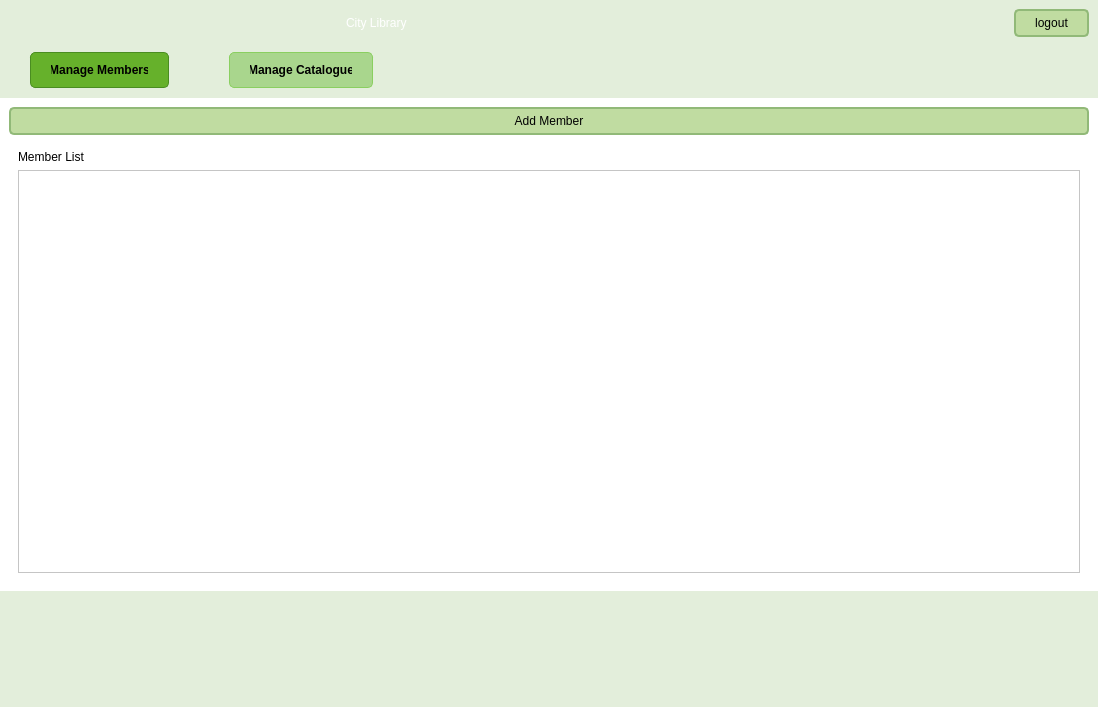
The window that viewAdminDashboard.ui (Mr-Beastman/CS106_A2) describes before a commit, drawn with Qt 5.
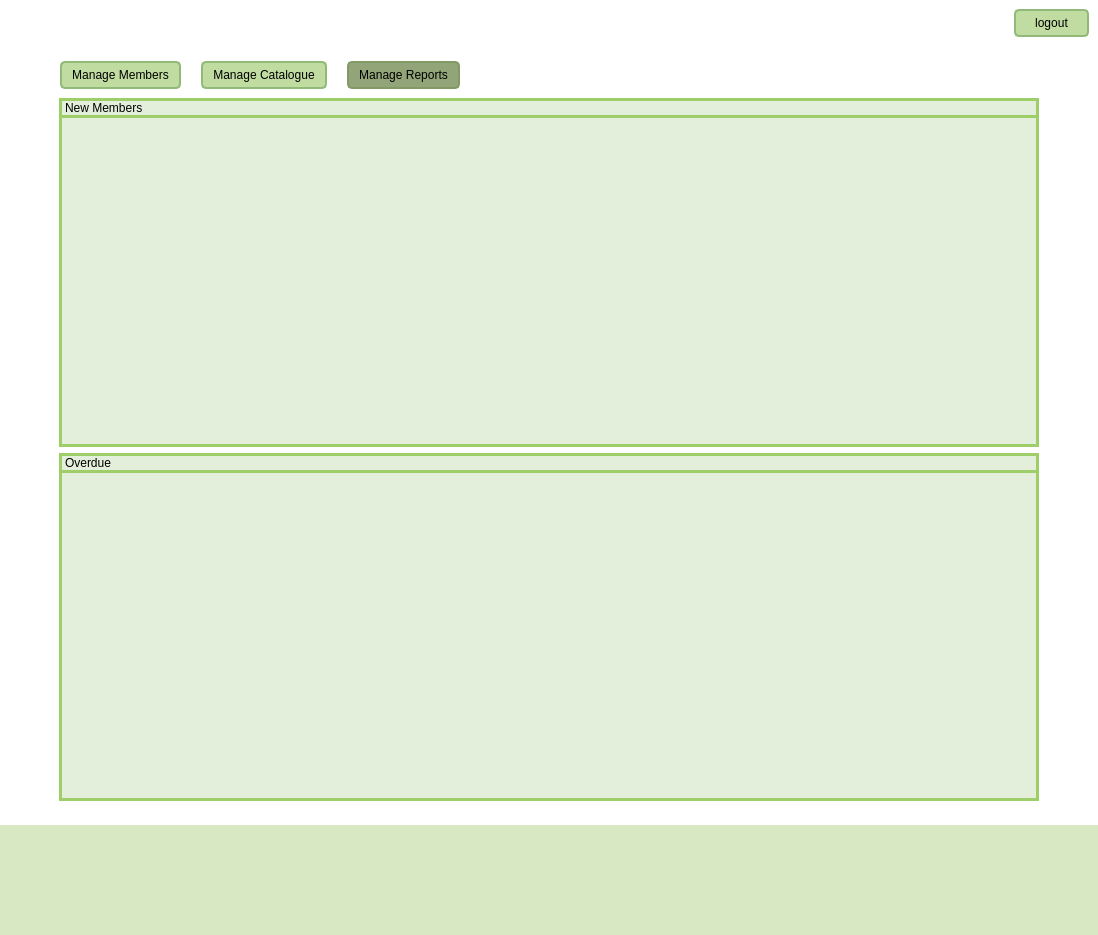
The same window after the commit. The open tabs and pages were chosen to show the change. Icons and pictures are not drawn.

Commit message:
add basic report features
Have readded in the report section undermembers. This allows for extended fucntionality.
Numerous bug fixes have also been completed.

```diff
--- a/viewAdminDashboard.ui
+++ b/viewAdminDashboard.ui
@@ -7,7 +7,7 @@
     <x>0</x>
     <y>0</y>
     <width>1098</width>
-    <height>707</height>
+    <height>935</height>
    </rect>
   </property>
   <property name="windowTitle">
@@ -54,7 +54,7 @@
     <widget class="QWidget" name="background" native="true">
      <property name="styleSheet">
       <string notr="true">#background{
-	background-color: rgb(227, 238, 219);
+	background-color: rgb(255, 255, 255);
 }</string>
      </property>
      <layout class="QVBoxLayout" name="verticalLayout_6">
@@ -143,6 +143,15 @@
        </widget>
       </item>
       <item>
+       <widget class="QWidget" name="pageLayout" native="true">
+        <layout class="QVBoxLayout" name="verticalLayout_3">
+         <property name="leftMargin">
+          <number>50</number>
+         </property>
+         <property name="rightMargin">
+          <number>50</number>
+         </property>
+         <item>
        <widget class="QTabWidget" name="adminTabs">
         <property name="styleSheet">
          <string notr="true">QTabWidget {
@@ -151,33 +160,37 @@
 
 QTabWidget::pane {
     border: none;
-	
-	background-color: rgb(255, 255, 255);
+    background-color: rgb(255, 255, 255);
 }
 
 QTabBar::tab {
-    background-color: rgb(158, 206, 104);
-    color: black;
-    padding: 10px 20px;
-    border: 1px solid rgb(138, 207, 96);
+    padding: 5px 10px; 
     border-radius: 5px;
-    margin-left: 30px;
-    margin-right: 30px;
-	margin-bottom: 10px;
-    font-weight: bold;
+    outline: none;
+    color: rgb(0, 0, 0);
+    font: 700 9pt &quot;Segoe UI&quot;; 
+    background-color: rgb(192, 220, 161);
+    border: 2px solid rgb(145, 185, 120);
+    margin-left: 10px; 
+    margin-right: 10px; 
 }
 
 QTabBar::tab:hover {
-    background-color: rgb(118, 193, 68);
+    background-color: rgb(161, 184, 135);
+    border: 2px solid rgb(130, 165, 110);
 }
 
 QTabBar::tab:selected {
-    background-color: rgb(102, 177, 43);
-    border-color: rgb(74, 141, 33);
+    background-color: rgb(145, 165, 120);
+    border: 2px solid rgb(130, 155, 100);
 }
 
 QTabBar::tab:!selected {
-    background-color: rgb(169, 214, 141);
+    background-color: rgb(192, 220, 161);
+}
+
+QTabBar {
+    spacing: 0px; 
 }
 
 QTabWidget::indicator {
@@ -187,7 +200,7 @@
 </string>
         </property>
         <property name="currentIndex">
-         <number>0</number>
+            <number>2</number>
         </property>
         <widget class="QWidget" name="accountTab">
          <property name="styleSheet">
@@ -219,34 +232,78 @@
            <widget class="QWidget" name="memberLayout" native="true">
             <property name="styleSheet">
              <string notr="true">#memberLayout{
-	background-color: rgb(255, 255, 255);
+	background-color: rgb(227, 238, 219);
+	border: 3px solid;
+	border-color: rgb(158, 206, 104);
 }</string>
             </property>
-            <layout class="QVBoxLayout" name="memberDisplayLayout">
+               <layout class="QVBoxLayout" name="verticalLayout_9">
+                <property name="spacing">
+                 <number>0</number>
+                </property>
+                <property name="leftMargin">
+                 <number>0</number>
+                </property>
+                <property name="topMargin">
+                 <number>0</number>
+                </property>
+                <property name="rightMargin">
+                 <number>0</number>
+                </property>
+                <property name="bottomMargin">
+                 <number>0</number>
+                </property>
              <item>
               <widget class="QLabel" name="memberListLabel">
+                  <property name="minimumSize">
+                   <size>
+                    <width>0</width>
+                    <height>0</height>
+                   </size>
+                  </property>
                <property name="styleSheet">
                 <string notr="true">#memberListLabel{
 	color: rgb(0, 0, 0);
 	font: 700 12pt &quot;Segoe UI&quot;;
+	border: 3px solid;
+	border-color: rgb(158, 206, 104);
 }</string>
                </property>
                <property name="text">
                 <string>Member List</string>
                </property>
-              </widget>
-             </item>
+                  <property name="margin">
+                   <number>5</number>
+                  </property>
+                 </widget>
+                </item>
+                <item>
+                 <widget class="QWidget" name="membersListLayout" native="true">
+                  <layout class="QVBoxLayout" name="verticalLayout_8">
+                   <property name="leftMargin">
+                    <number>3</number>
+                   </property>
+                   <property name="topMargin">
+                    <number>0</number>
+                   </property>
+                   <property name="rightMargin">
+                    <number>3</number>
+                   </property>
+                   <property name="bottomMargin">
+                    <number>3</number>
+                   </property>
              <item>
               <widget class="QListWidget" name="membersList">
                <property name="styleSheet">
                 <string notr="true">#membersList{
-	font: 12pt &quot;Segoe UI&quot;;
-	background-color: rgb(255, 255, 255);
+    font: 700 9pt &quot;Segoe UI&quot;; 
 	color: rgb(0, 0, 0);
+	background-color: rgb(227, 238, 219);
+	border: 0px;
 }
 
 #membersList::item {
-    color: rgb(0, 0, 0);
+	color: rgb(0, 0, 0);
 }
 
 #membersList::item::hover{
@@ -267,6 +324,9 @@
           </item>
          </layout>
         </widget>
+             </item>
+            </layout>
+           </widget>
         <widget class="QWidget" name="catalogueTab">
          <property name="styleSheet">
           <string notr="true">#catalogueTab{
@@ -276,9 +336,7 @@
          <attribute name="title">
           <string>Manage Catalogue</string>
          </attribute>
-         <layout class="QHBoxLayout" name="horizontalLayout_3">
-          <item>
-           <layout class="QVBoxLayout" name="searchLayout">
+            <layout class="QVBoxLayout" name="verticalLayout_4">
             <item>
              <widget class="QPushButton" name="addButton">
               <property name="minimumSize">
@@ -288,12 +346,7 @@
                </size>
               </property>
               <property name="styleSheet">
-               <string notr="true">#addButton{
-	color: rgb(0, 0, 0);
-	font: 700 9pt &quot;Segoe UI&quot;;
-	border: 1px solid;
-	background-color: rgb(192, 220, 161);
-}</string>
+                <string notr="true"/>
               </property>
               <property name="text">
                <string>Add Book</string>
@@ -301,23 +354,72 @@
              </widget>
             </item>
             <item>
+              <widget class="QWidget" name="catalogueLayout" native="true">
+               <property name="styleSheet">
+                <string notr="true">#catalogueLayout{
+	border: 3px solid;
+	border-color: rgb(158, 206, 104);
+	
+	background-color: rgb(227, 238, 219);
+}</string>
+               </property>
+               <layout class="QVBoxLayout" name="verticalLayout_5">
+                <property name="leftMargin">
+                 <number>0</number>
+                </property>
+                <property name="topMargin">
+                 <number>0</number>
+                </property>
+                <property name="rightMargin">
+                 <number>0</number>
+                </property>
+                <property name="bottomMargin">
+                 <number>0</number>
+                </property>
+                <item>
              <widget class="QLabel" name="catalogueLabel">
               <property name="styleSheet">
                <string notr="true">#catalogueLabel{
 	color: rgb(0, 0, 0);
 	font: 700 12pt &quot;Segoe UI&quot;;
+	background-color: rgb(227, 238, 219);
+	border: 3px solid;
+	border-color: rgb(158, 206, 104);
 }</string>
               </property>
               <property name="text">
                <string>Catalogue</string>
               </property>
-             </widget>
-            </item>
+                  <property name="margin">
+                   <number>5</number>
+                  </property>
+                 </widget>
+                </item>
+                <item>
+                 <widget class="QWidget" name="catalogueListLayout" native="true">
+                  <layout class="QVBoxLayout" name="verticalLayout_7">
+                   <property name="leftMargin">
+                    <number>3</number>
+                   </property>
+                   <property name="topMargin">
+                    <number>0</number>
+                   </property>
+                   <property name="rightMargin">
+                    <number>3</number>
+                   </property>
+                   <property name="bottomMargin">
+                    <number>3</number>
+                   </property>
             <item>
              <widget class="QListWidget" name="catalogueList">
+                     <property name="layoutDirection">
+                      <enum>Qt::LayoutDirection::LeftToRight</enum>
+                     </property>
               <property name="styleSheet">
                <string notr="true">#catalogueList{
 	background-color: rgb(255, 255, 255);
+background-color: rgb(227, 238, 219);
+border: 0px;
 }
 
 #catalogueList::item::hover{
@@ -331,9 +433,354 @@
              </widget>
             </item>
            </layout>
+                 </widget>
           </item>
          </layout>
         </widget>
+             </item>
+            </layout>
+           </widget>
+           <widget class="QWidget" name="reportTab">
+            <property name="styleSheet">
+             <string notr="true">#reportTab{
+	background-color: rgb(255, 255, 255);
+}</string>
+            </property>
+            <attribute name="title">
+             <string>Manage Reports</string>
+            </attribute>
+            <layout class="QVBoxLayout" name="verticalLayout_18">
+             <item>
+              <widget class="QWidget" name="newMemberContent" native="true">
+               <property name="sizePolicy">
+                <sizepolicy hsizetype="Expanding" vsizetype="Expanding">
+                 <horstretch>0</horstretch>
+                 <verstretch>0</verstretch>
+                </sizepolicy>
+               </property>
+               <property name="styleSheet">
+                <string notr="true">#newMemberContent{
+	border: 3px solid;
+	border-color: rgb(158, 206, 104);
+	background-color: rgb(227, 238, 219);
+}
+
+#newMemberContent * {
+	color: rgb(0, 0, 0);
+}
+</string>
+               </property>
+               <layout class="QVBoxLayout" name="verticalLayout_13" stretch="0,2">
+                <property name="spacing">
+                 <number>6</number>
+                </property>
+                <property name="leftMargin">
+                 <number>0</number>
+                </property>
+                <property name="topMargin">
+                 <number>0</number>
+                </property>
+                <property name="rightMargin">
+                 <number>0</number>
+                </property>
+                <property name="bottomMargin">
+                 <number>0</number>
+                </property>
+                <item>
+                 <widget class="QLabel" name="newMemberLabel">
+                  <property name="sizePolicy">
+                   <sizepolicy hsizetype="Expanding" vsizetype="Expanding">
+                    <horstretch>0</horstretch>
+                    <verstretch>0</verstretch>
+                   </sizepolicy>
+                  </property>
+                  <property name="styleSheet">
+                   <string notr="true">#newMemberLabel {
+	font: 700 12pt &quot;Segoe UI&quot;;
+	border: 3px solid;
+	border-color: rgb(158, 206, 104);
+}</string>
+                  </property>
+                  <property name="text">
+                   <string>New Members</string>
+                  </property>
+                  <property name="margin">
+                   <number>5</number>
+                  </property>
+                 </widget>
+                </item>
+                <item>
+                 <widget class="QWidget" name="newMemberContentLayout" native="true">
+                  <layout class="QVBoxLayout" name="verticalLayout_16">
+                   <property name="leftMargin">
+                    <number>3</number>
+                   </property>
+                   <property name="topMargin">
+                    <number>0</number>
+                   </property>
+                   <property name="rightMargin">
+                    <number>3</number>
+                   </property>
+                   <item>
+                    <widget class="QStackedWidget" name="newMemberStackedWidget">
+                     <property name="styleSheet">
+                      <string notr="true">QStackedWidget {
+    
+	background-color: rgb(227, 238, 219);
+}
+#newMemberPage{
+    background-color: rgb(227, 238, 219);
+}
+#noNewMemberPage{
+    background-color: rgb(227, 238, 219);
+}
+</string>
+                     </property>
+                     <property name="currentIndex">
+                      <number>1</number>
+                     </property>
+                     <widget class="QWidget" name="newMemberPage">
+                      <property name="sizePolicy">
+                       <sizepolicy hsizetype="Preferred" vsizetype="Expanding">
+                        <horstretch>0</horstretch>
+                        <verstretch>0</verstretch>
+                       </sizepolicy>
+                      </property>
+                      <layout class="QVBoxLayout" name="verticalLayout_14">
+                       <property name="spacing">
+                        <number>0</number>
+                       </property>
+                       <property name="leftMargin">
+                        <number>0</number>
+                       </property>
+                       <property name="topMargin">
+                        <number>0</number>
+                       </property>
+                       <property name="rightMargin">
+                        <number>0</number>
+                       </property>
+                       <property name="bottomMargin">
+                        <number>0</number>
+                       </property>
+                       <item>
+                        <widget class="QListWidget" name="newMemberList">
+                         <property name="sizePolicy">
+                          <sizepolicy hsizetype="Expanding" vsizetype="Expanding">
+                           <horstretch>0</horstretch>
+                           <verstretch>0</verstretch>
+                          </sizepolicy>
+                         </property>
+                         <property name="minimumSize">
+                          <size>
+                           <width>0</width>
+                           <height>250</height>
+                          </size>
+                         </property>
+                         <property name="styleSheet">
+                          <string notr="true">#newMemberList{
+	background-color: rgb(227, 238, 219);
+    font: 700 9pt &quot;Segoe UI&quot;; 
+	border: 0px;
+}
+
+#newMemberList::item::hover{
+	background-color: rgb(102, 177, 43);
+}
+
+#newMemberList::item::selected {
+	background-color: rgb(102, 177, 43);
+}</string>
+                         </property>
+                         <property name="isWrapping" stdset="0">
+                          <bool>false</bool>
+                         </property>
+                         <property name="resizeMode">
+                          <enum>QListView::ResizeMode::Adjust</enum>
+                         </property>
+                        </widget>
+                       </item>
+                      </layout>
+                     </widget>
+                     <widget class="QWidget" name="noNewMemberPage">
+                      <property name="maximumSize">
+                       <size>
+                        <width>16777215</width>
+                        <height>50</height>
+                       </size>
+                      </property>
+                      <layout class="QVBoxLayout" name="verticalLayout_15">
+                       <item>
+                        <widget class="QLabel" name="noNewMemberLabel">
+                         <property name="styleSheet">
+                          <string notr="true">#noNewMemberLabel{
+	color: rgb(0, 0, 0);
+	font: 700 20pt &quot;Segoe UI&quot;;
+}</string>
+                         </property>
+                         <property name="text">
+                          <string>No new members at this time</string>
+                         </property>
+                         <property name="alignment">
+                          <set>Qt::AlignmentFlag::AlignLeading|Qt::AlignmentFlag::AlignLeft|Qt::AlignmentFlag::AlignTop</set>
+                         </property>
+                        </widget>
+                       </item>
+                      </layout>
+                     </widget>
+                    </widget>
+                   </item>
+                  </layout>
+                 </widget>
+                </item>
+               </layout>
+              </widget>
+             </item>
+             <item>
+              <widget class="QWidget" name="overdueContent" native="true">
+               <property name="styleSheet">
+                <string notr="true">#overdueContent{
+	border: 3px solid;
+	background-color: rgb(227, 238, 219);
+	border-color: rgb(158, 206, 104);
+}
+
+#overdueContent * {
+	color: rgb(0, 0, 0);
+}</string>
+               </property>
+               <layout class="QVBoxLayout" name="verticalLayout_10">
+                <property name="leftMargin">
+                 <number>0</number>
+                </property>
+                <property name="topMargin">
+                 <number>0</number>
+                </property>
+                <property name="rightMargin">
+                 <number>0</number>
+                </property>
+                <property name="bottomMargin">
+                 <number>0</number>
+                </property>
+                <item>
+                 <widget class="QLabel" name="overdueLabel">
+                  <property name="styleSheet">
+                   <string notr="true">#overdueLabel {
+	font: 700 12pt &quot;Segoe UI&quot;;
+	border: 3px solid;
+	border-color: rgb(158, 206, 104);
+}</string>
+                  </property>
+                  <property name="text">
+                   <string>Overdue</string>
+                  </property>
+                  <property name="margin">
+                   <number>5</number>
+                  </property>
+                 </widget>
+                </item>
+                <item>
+                 <widget class="QWidget" name="overdueContentLayout" native="true">
+                  <layout class="QVBoxLayout" name="verticalLayout_17">
+                   <item>
+                    <widget class="QStackedWidget" name="overduetackedWidget">
+                     <property name="styleSheet">
+                      <string notr="true">QStackedWidget {
+    
+	background-color: rgb(227, 238, 219);
+}
+#overduePage{
+    background-color: rgb(227, 238, 219);
+}
+#noOverduePage{
+    background-color: rgb(227, 238, 219);
+}
+</string>
+                     </property>
+                     <property name="currentIndex">
+                      <number>1</number>
+                     </property>
+                     <widget class="QWidget" name="overduePage">
+                      <layout class="QVBoxLayout" name="verticalLayout_11">
+                       <property name="leftMargin">
+                        <number>0</number>
+                       </property>
+                       <property name="topMargin">
+                        <number>0</number>
+                       </property>
+                       <property name="rightMargin">
+                        <number>0</number>
+                       </property>
+                       <property name="bottomMargin">
+                        <number>0</number>
+                       </property>
+                       <item>
+                        <widget class="QListWidget" name="overdueList">
+                         <property name="sizePolicy">
+                          <sizepolicy hsizetype="Expanding" vsizetype="MinimumExpanding">
+                           <horstretch>0</horstretch>
+                           <verstretch>0</verstretch>
+                          </sizepolicy>
+                         </property>
+                         <property name="minimumSize">
+                          <size>
+                           <width>0</width>
+                           <height>250</height>
+                          </size>
+                         </property>
+                         <property name="styleSheet">
+                          <string notr="true">#overdueList{
+	background-color: rgb(227, 238, 219);
+	border: 0px;
+}
+
+#overdueList::item::hover{
+	background-color: rgb(102, 177, 43);
+}
+
+#overdueList::item::selected {
+	background-color: rgb(102, 177, 43);
+}</string>
+                         </property>
+                        </widget>
+                       </item>
+                      </layout>
+                     </widget>
+                     <widget class="QWidget" name="noOverduePage">
+                      <layout class="QVBoxLayout" name="verticalLayout_12">
+                       <property name="leftMargin">
+                        <number>0</number>
+                       </property>
+                       <item>
+                        <widget class="QLabel" name="noOverdueLabel">
+                         <property name="styleSheet">
+                          <string notr="true">#noOverdueLabel{
+	color: rgb(0, 0, 0);
+	font: 700 20pt &quot;Segoe UI&quot;;
+}</string>
+                         </property>
+                         <property name="text">
+                          <string>No overdue books at this time</string>
+                         </property>
+                         <property name="alignment">
+                          <set>Qt::AlignmentFlag::AlignLeading|Qt::AlignmentFlag::AlignLeft|Qt::AlignmentFlag::AlignTop</set>
+                         </property>
+                        </widget>
+                       </item>
+                      </layout>
+                     </widget>
+                    </widget>
+                   </item>
+                  </layout>
+                 </widget>
+                </item>
+               </layout>
+              </widget>
+             </item>
+            </layout>
+           </widget>
+          </widget>
+         </item>
+        </layout>
        </widget>
       </item>
       <item>
@@ -350,6 +797,11 @@
           <height>110</height>
          </size>
         </property>
+        <property name="styleSheet">
+         <string notr="true">#footerBackground{
+	background-color: rgb(215, 232, 194);
+}</string>
+        </property>
         <layout class="QGridLayout" name="gridLayout" columnstretch="0,0,0">
          <item row="0" column="2">
           <spacer name="horizontalSpacer_2">
```
Lines whose indentation alone changed are shown as unchanged. The commit also changes 44 other files.
